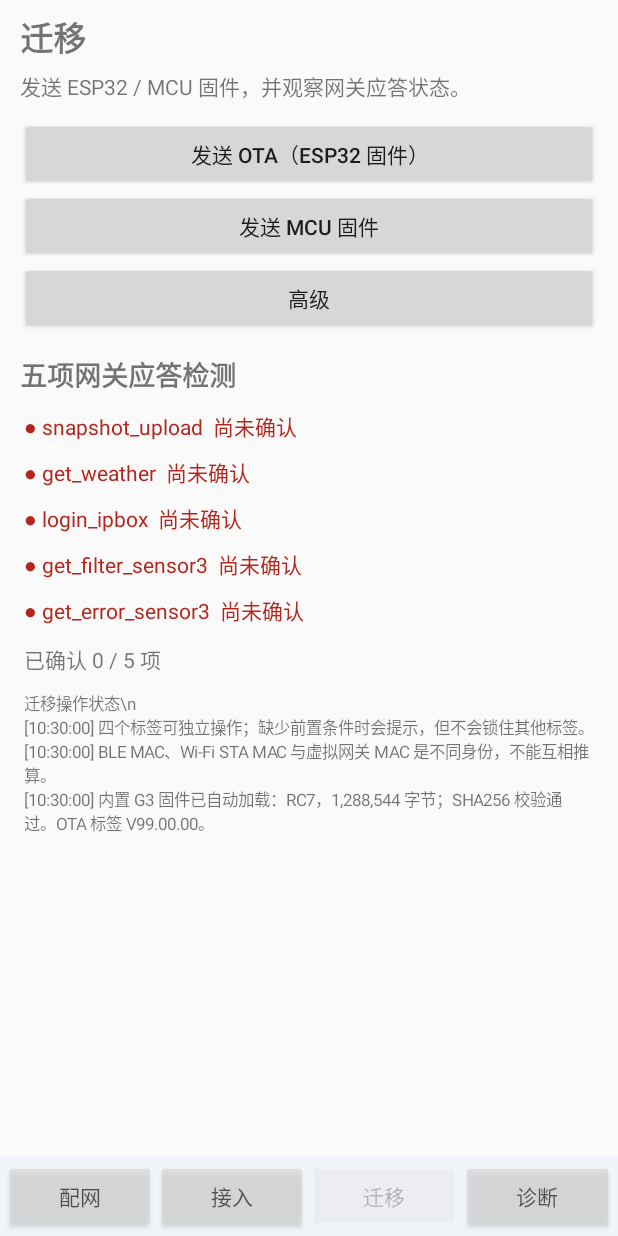
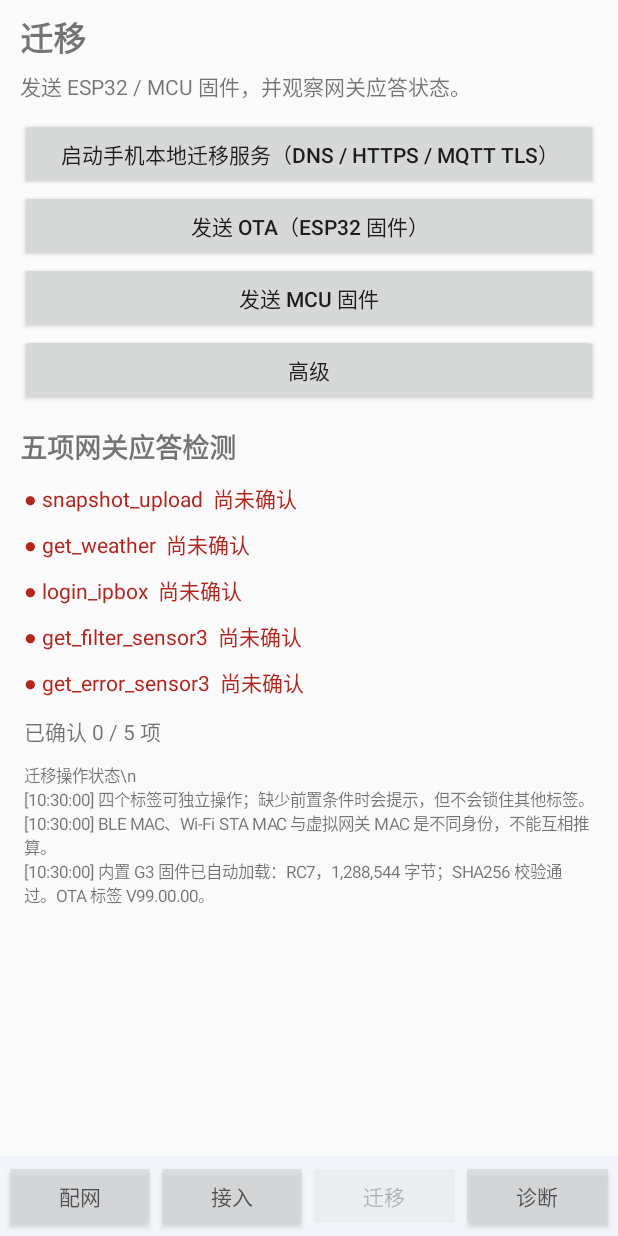
Before and after one commit to doa2011/daikin-g3-android, an Android app: the screen it shows after launch (MainActivity), after a tap on "迁移", on a phone screen of 412 x 824 dp. Run offline under Robolectric (Android 15) with nearby library versions, the phone set to English and light mode, and no system bars; pictures from the network do not load; 5 statements that could not run were skipped.

Commit message:
Expose independent local split-DNS and migration service start action

```diff
--- a/app/src/main/java/io/github/doa2011/g3provision/MainActivity.kt
+++ b/app/src/main/java/io/github/doa2011/g3provision/MainActivity.kt
@@ -166,6 +166,7 @@ class MainActivity : Activity() {
         }
         run {
             val page=createPage("migration","迁移","发送 ESP32 / MCU 固件，并观察网关应答状态。")
+            action(page,"启动手机本地迁移服务（DNS / HTTPS / MQTT TLS）") { startLocalHttps() }
             action(page,"发送 OTA（ESP32 固件）") { triggerOta() }
             action(page,"发送 MCU 固件") { showMcuUpgradeStatus() }
             action(page,"高级") { showMigrationAdvanced() }
```
